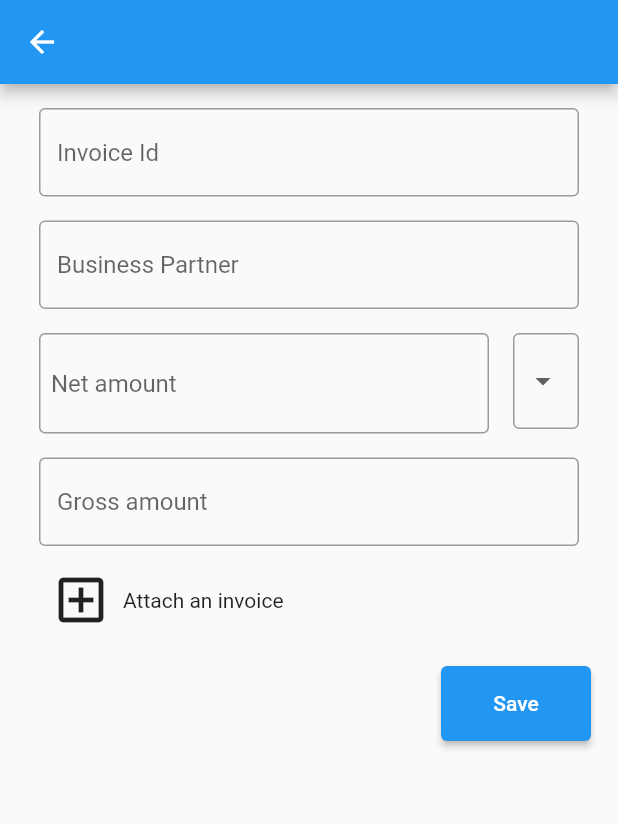
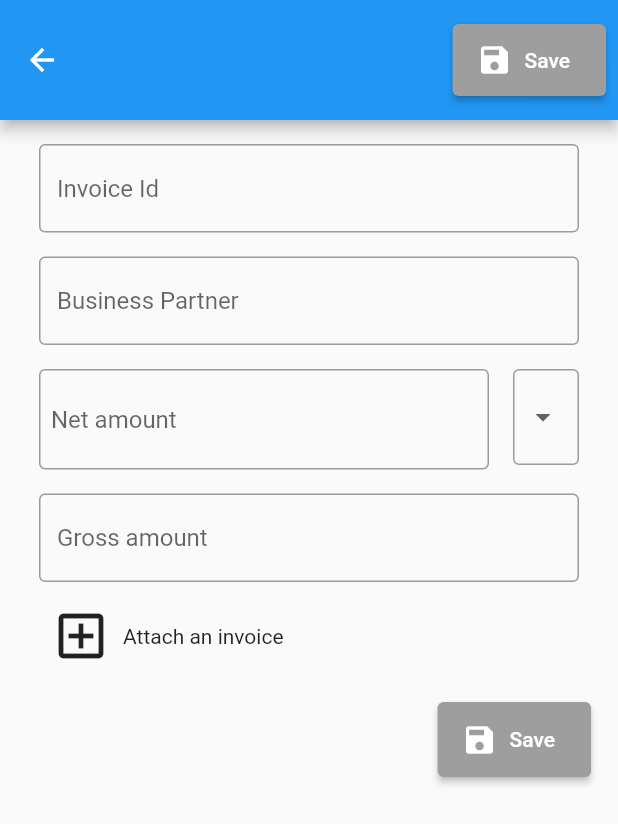
Before and after one commit to ciurkoj/invoices, a Flutter app: the screen it shows after launch, after a tap on the "add" icon, on a phone screen of 412 x 824 dp. Shown: the top 824 px of the screen. Run offline on Flutter 3.47's test engine with Material 2 defaults, Android fonts, the phone set to English and light mode, and no system bars; our stand-ins replace file_picker, flutter_svg, sqflite; accounts and stored records are empty.

Commit message:
Updated save button actions

```diff
--- a/lib/pages/add_invoice_form_page.dart
+++ b/lib/pages/add_invoice_form_page.dart
@@ -41,6 +41,8 @@ class AddInvoiceFormPageState extends State<AddInvoiceFormPage> {
   int vat = 0;
   AutovalidateMode mode = AutovalidateMode.onUserInteraction;
   File? file;
+
+  Color color = Colors.grey;
 
   bool isLoading = false;
   late List<Invoice> invoices;
@@ -114,12 +116,36 @@ class AddInvoiceFormPageState extends State<AddInvoiceFormPage> {
   }
 
   @override
+  void didChangeDependencies() {
+    super.didChangeDependencies();
+  }
+
+  @override
   Widget build(BuildContext context) {
     return Scaffold(
-        appBar: AppBar(),
+        appBar: AppBar(
+          toolbarHeight: 80,
+          actions: [
+            Padding(
+              padding: const EdgeInsets.only(right: 8.0),
+              child: buildSaveButton(),
+            )
+          ],
+        ),
         body: Form(
           key: _formKey,
           autovalidateMode: mode,
+          onChanged: () {
+            if (_formKey.currentState?.validate() == true) {
+              setState(() {
+                color = Colors.greenAccent;
+              });
+            } else {
+              setState(() {
+                color = Colors.grey;
+              });
+            }
+          },
           child: Padding(
             padding: const EdgeInsets.symmetric(horizontal: 18.0, vertical: 8),
             child: ListView(
@@ -319,9 +345,11 @@ class AddInvoiceFormPageState extends State<AddInvoiceFormPage> {
       padding: const EdgeInsets.symmetric(vertical: 16.0),
       child: ElevatedButton(
         style: ButtonStyle(
+          backgroundColor: MaterialStateProperty.all<Color>(color),
           minimumSize: MaterialStateProperty.all<Size>(const Size(100, 50)),
         ),
         onPressed: () async {
+          if (color != Colors.grey) {
             if (_formKey.currentState!.validate() && _paths != null) {
               ScaffoldMessenger.of(context).showSnackBar(
                 const SnackBar(content: Text('Processing Data')),
@@ -342,13 +370,39 @@ class AddInvoiceFormPageState extends State<AddInvoiceFormPage> {
                 mode = AutovalidateMode.always;
               });
             }
+          }
         },
-        child: const Text('Save'),
+        child: Row(
+          children: const [
+            Icon(Icons.save),
+            Padding(
+              padding: EdgeInsets.all(8.0),
+              child: Text('Save'),
+            ),
+          ],
+        ),
       ),
     );
   }
 
   void addOrUpdateInvoice() async {
+    showDialog(
+      context: context,
+      builder: (BuildContext context) {
+        return AlertDialog(
+          title: const Text("Your invoice has been saved"),
+          actions: [
+            TextButton(
+              child: const Text("OK"),
+              onPressed: () {
+                Navigator.of(context).pop();
+                Navigator.of(context).pop();
+              },
+            ),
+          ],
+        );
+      },
+    );
     final isValid = _formKey.currentState!.validate();
 
     if (isValid) {
```
Lines whose indentation alone changed are shown as unchanged.
